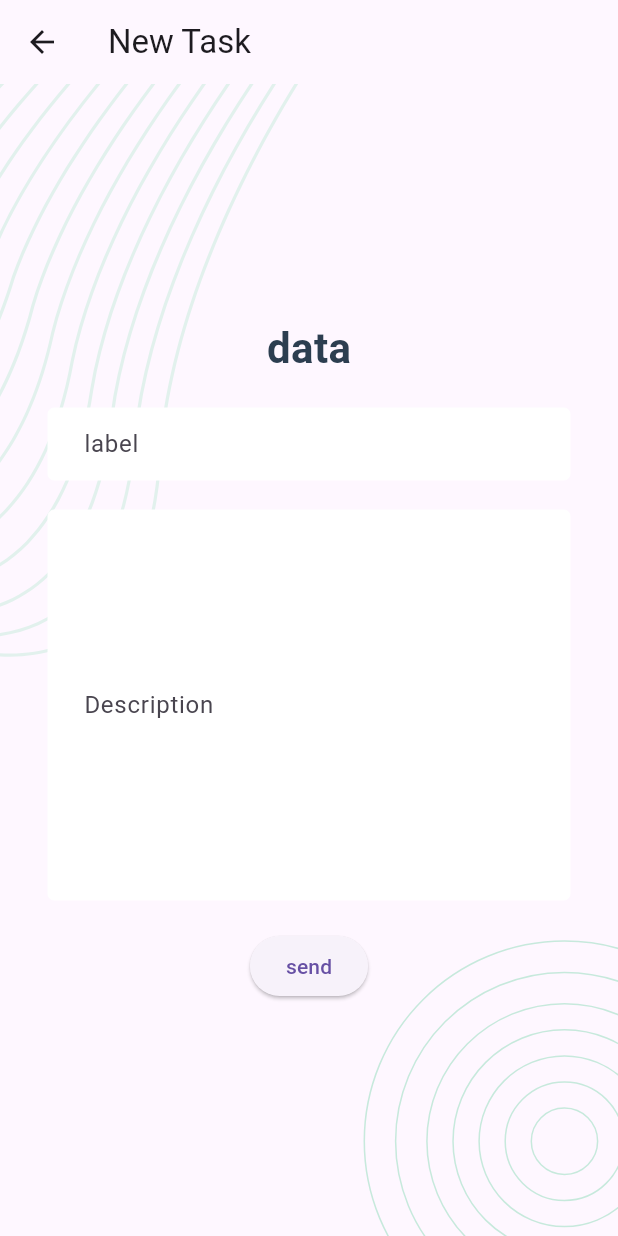
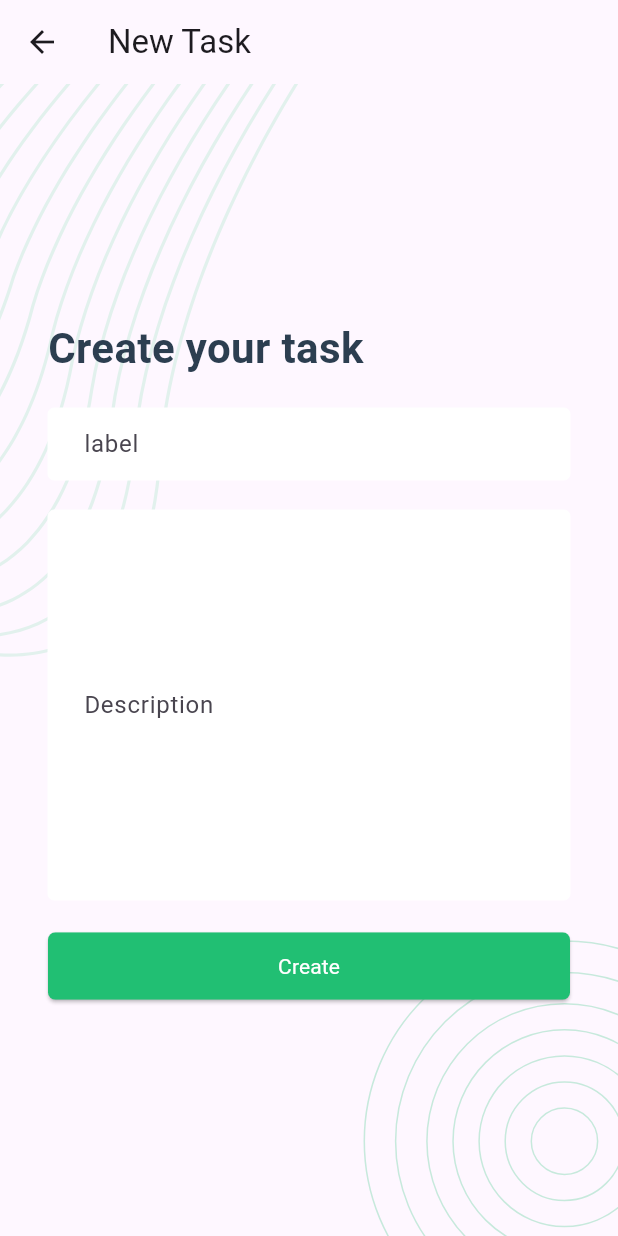
Before and after one commit to Hasibol-Hoda-Inu/flutter, a Flutter app: the taskCreateScreen screen opened by its route, on a phone screen of 412 x 824 dp. Run offline on Flutter 3.47's test engine with Material 3 defaults, Android fonts, the phone set to English and light mode, and no system bars; our stand-ins replace flutter_svg, fluttertoast, pin_code_fields, shared_preferences; accounts and stored records are empty; network calls fail; key blocks and very long unbroken strings in the code were emptied for the run.

Commit message:
Task manager with rest api v:2.0.1

```diff
--- a/lib/screen/onboarding/loginScreen.dart
+++ b/lib/screen/onboarding/loginScreen.dart
@@ -36,7 +36,7 @@ class _loginScreenState extends State<loginScreen> {
       });
      bool res= await loginRequest(formValues);
      if(res==true){
-       Navigator.pushNamedAndRemoveUntil(context, '/newTaskScreen', (route) => false);
+       Navigator.pushNamedAndRemoveUntil(context, '/', (route) => false);
      }
      else{
        setState(() {
--- a/lib/screen/task/taskCreateScreen.dart
+++ b/lib/screen/task/taskCreateScreen.dart
@@ -64,9 +64,9 @@ class _taskCreateScreenState extends State<taskCreateScreen> {
               padding: const EdgeInsets.all(32.0),
               child: Column(
                 mainAxisAlignment: MainAxisAlignment.center,
-                crossAxisAlignment: CrossAxisAlignment.center,
+                crossAxisAlignment: CrossAxisAlignment.start,
                 children: [
-                  Text('data',style: headText1(colorDarkBlue),),
+                  Text('Create your task',style: headText1(colorDarkBlue),),
                   const SizedBox(height: 20,),
                   TextFormField(
                     onChanged: (textValue){
@@ -85,10 +85,11 @@ class _taskCreateScreenState extends State<taskCreateScreen> {
                   ),
                   const SizedBox(height: 20,),
                   ElevatedButton(
+                      style: appButtonStyle(),
                       onPressed: (){
                         formOnSubmission();
                       },
-                      child: const Text('send'),
+                      child: successButton('Create', String),
                   )
                 ],
               ),
```
Also changed, not shown: lib/ component/newTaskList.dart (+4 -3 lines), lib/ component/taskAppBar.dart (+8 -8 lines), lib/ component/taskList.dart (+12 -10 lines), lib/screen/task/homeScreen.dart (+5 -7 lines).
